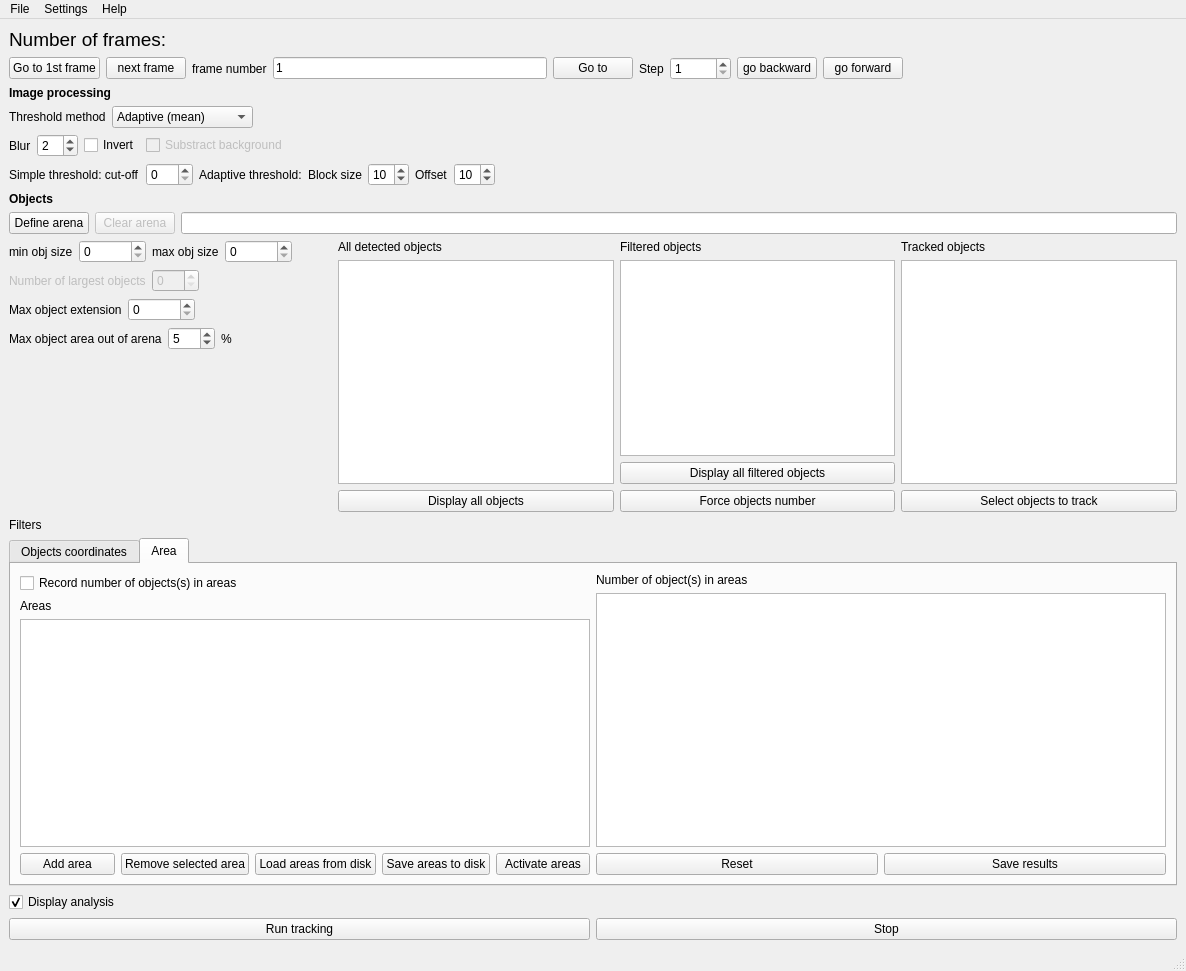
Before: the Qt Designer form src/doris.ui in olivierfriard/DORIS, drawn with Qt 5.
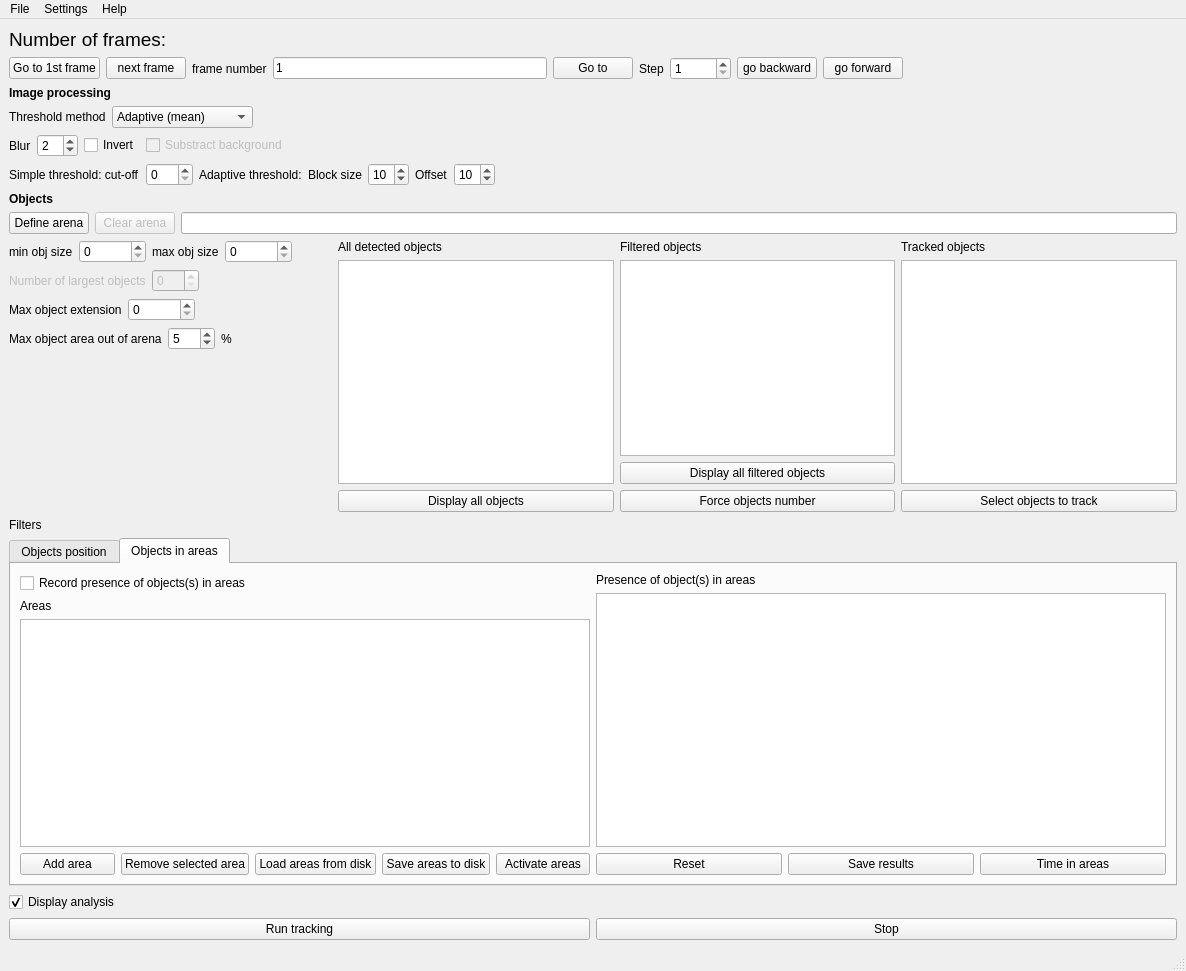
After: the same form once the commit is applied. The open tabs and pages were chosen to show the change.

Diff of the .ui file:
```diff
--- a/src/doris.ui
+++ b/src/doris.ui
@@ -623,7 +623,7 @@
       </property>
       <widget class="QWidget" name="tab">
        <attribute name="title">
-        <string>Objects coordinates</string>
+        <string>Objects position</string>
        </attribute>
        <layout class="QVBoxLayout" name="verticalLayout_6">
         <item>
@@ -740,7 +740,7 @@
       </widget>
       <widget class="QWidget" name="tab_2">
        <attribute name="title">
-        <string>Area</string>
+        <string>Objects in areas</string>
        </attribute>
        <layout class="QVBoxLayout" name="verticalLayout_10">
         <item>
@@ -750,7 +750,7 @@
             <item>
              <widget class="QCheckBox" name="cb_record_number_objects">
               <property name="text">
-               <string>Record number of objects(s) in areas</string>
+               <string>Record presence of objects(s) in areas</string>
               </property>
              </widget>
             </item>
@@ -810,7 +810,7 @@
             <item>
              <widget class="QLabel" name="label_6">
               <property name="text">
-               <string>Number of object(s) in areas</string>
+               <string>Presence of object(s) in areas</string>
               </property>
              </widget>
             </item>
@@ -839,6 +839,13 @@
                 </property>
                </widget>
               </item>
+              <item>
+               <widget class="QPushButton" name="pb_time_in_areas">
+                <property name="text">
+                 <string>Time in areas</string>
+                </property>
+               </widget>
+              </item>
              </layout>
             </item>
            </layout>
```
Left out of the diff: 9 changed lines with no effect on the pictures.
